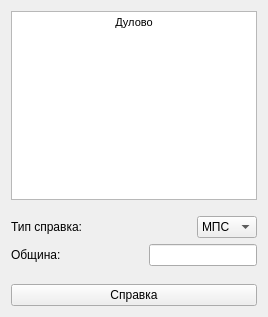
This is Apollo/apollo.ui in DiMasta/Apollo as Qt 5 draws it before an edit. The edited form follows.
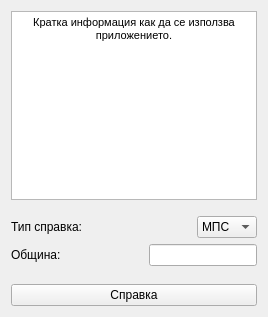
This is the edited form.

Patch:
```diff
--- a/Apollo/apollo.ui
+++ b/Apollo/apollo.ui
@@ -22,7 +22,7 @@
 &lt;html&gt;&lt;head&gt;&lt;meta name=&quot;qrichtext&quot; content=&quot;1&quot; /&gt;&lt;style type=&quot;text/css&quot;&gt;
 p, li { white-space: pre-wrap; }
 &lt;/style&gt;&lt;/head&gt;&lt;body style=&quot; font-family:'MS Shell Dlg 2'; font-size:8.25pt; font-weight:400; font-style:normal;&quot;&gt;
-&lt;p align=&quot;center&quot; style=&quot; margin-top:0px; margin-bottom:0px; margin-left:0px; margin-right:0px; -qt-block-indent:0; text-indent:0px;&quot;&gt;&lt;span style=&quot; font-size:8pt;&quot;&gt;Дулово&lt;/span&gt;&lt;/p&gt;&lt;/body&gt;&lt;/html&gt;</string>
+&lt;p align=&quot;center&quot; style=&quot; margin-top:0px; margin-bottom:0px; margin-left:0px; margin-right:0px; -qt-block-indent:0; text-indent:0px;&quot;&gt;&lt;span style=&quot; font-size:8pt;&quot;&gt;Кратка информация как да се използва приложението.&lt;/span&gt;&lt;/p&gt;&lt;/body&gt;&lt;/html&gt;</string>
       </property>
      </widget>
     </item>
```
